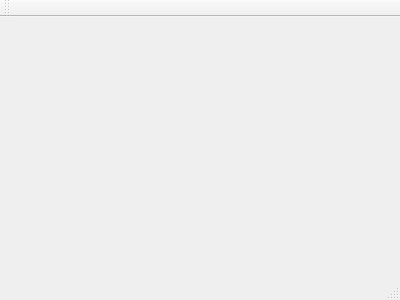
The window that src/mainwindow.ui (pasbi/CAN) describes before a commit, drawn with Qt 5.
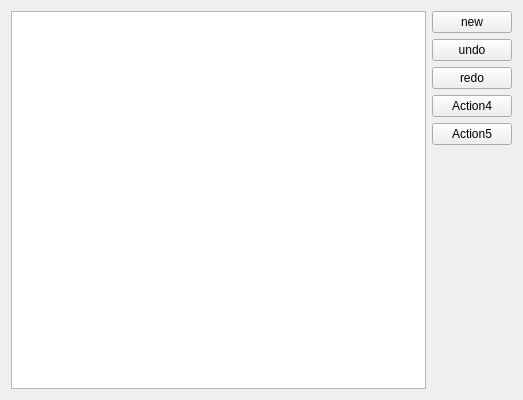
The same window after the commit. Custom widgets are drawn as their Qt base class.

Diff of the .ui file:
```diff
--- a/src/mainwindow.ui
+++ b/src/mainwindow.ui
@@ -1,24 +1,85 @@
 <ui version="4.0">
  <class>MainWindow</class>
- <widget class="QMainWindow" name="MainWindow" >
-  <property name="geometry" >
+ <widget class="QMainWindow" name="MainWindow">
+  <property name="geometry">
    <rect>
     <x>0</x>
     <y>0</y>
-    <width>400</width>
-    <height>300</height>
+    <width>523</width>
+    <height>400</height>
    </rect>
   </property>
   <property name="windowTitle" >
    <string>MainWindow</string>
   </property>
-  <widget class="QMenuBar" name="menuBar" />
-  <widget class="QToolBar" name="mainToolBar" />
-  <widget class="QWidget" name="centralWidget" />
-  <widget class="QStatusBar" name="statusBar" />
+  <widget class="QWidget" name="centralWidget">
+   <layout class="QHBoxLayout" name="horizontalLayout">
+    <item>
+     <widget class="SongTableView" name="tableView"/>
+    </item>
+    <item>
+     <layout class="QVBoxLayout" name="verticalLayout">
+      <item>
+       <widget class="QPushButton" name="pushButton">
+        <property name="text">
+         <string>new</string>
+        </property>
+       </widget>
+      </item>
+      <item>
+       <widget class="QPushButton" name="pushButton_2">
+        <property name="text">
+         <string>undo</string>
+        </property>
+       </widget>
+      </item>
+      <item>
+       <widget class="QPushButton" name="pushButton_3">
+        <property name="text">
+         <string>redo</string>
+        </property>
+       </widget>
+      </item>
+      <item>
+       <widget class="QPushButton" name="pushButton_5">
+        <property name="text">
+         <string>Action4</string>
+        </property>
+       </widget>
+      </item>
+      <item>
+       <widget class="QPushButton" name="pushButton_4">
+        <property name="text">
+         <string>Action5</string>
+        </property>
+       </widget>
+      </item>
+      <item>
+       <spacer name="verticalSpacer">
+        <property name="orientation">
+         <enum>Qt::Vertical</enum>
+        </property>
+        <property name="sizeHint" stdset="0">
+         <size>
+          <width>20</width>
+          <height>40</height>
+         </size>
+        </property>
+       </spacer>
+      </item>
+     </layout>
+    </item>
+   </layout>
+  </widget>
  </widget>
- <layoutDefault spacing="6" margin="11" />
- <pixmapfunction></pixmapfunction>
+ <layoutdefault spacing="6" margin="11"/>
+ <customwidgets>
+  <customwidget>
+   <class>SongTableView</class>
+   <extends>QTableView</extends>
+   <header>songtableview.h</header>
+  </customwidget>
+ </customwidgets>
  <resources/>
  <connections/>
 </ui>
```
Left out of the diff: 3 changed lines with no effect on the pictures.
